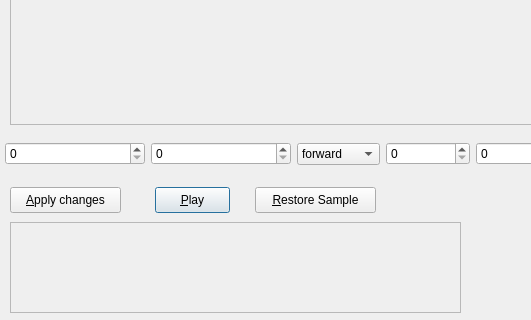
Above: gui/src/SampleEditor/SampleEditor_UI.ui from hydrogen-music/hydrogen before the change; both pictures show x 0 to 531 and y 163 to 483 of the 861 by 483 pixel window. Below: the same form after it.
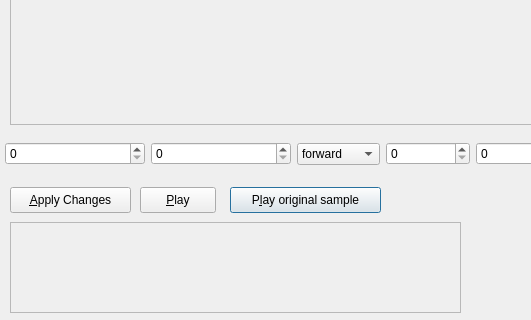
That is the form after the change.

What changed in the file:
```diff
--- a/gui/src/SampleEditor/SampleEditor_UI.ui
+++ b/gui/src/SampleEditor/SampleEditor_UI.ui
@@ -28,43 +28,30 @@
     <enum>QFrame::Raised</enum>
    </property>
   </widget>
-  <widget class="QPushButton" name="PlayPushButton" >
+  <widget class="QPushButton" name="PlayOrigPushButton" >
    <property name="geometry" >
     <rect>
-     <x>155</x>
+     <x>230</x>
      <y>350</y>
-     <width>75</width>
+     <width>151</width>
      <height>26</height>
     </rect>
    </property>
    <property name="text" >
-    <string>&amp;Play</string>
+    <string>P&amp;lay original sample</string>
    </property>
   </widget>
-  <widget class="QPushButton" name="RestoreSamplePushButton" >
-   <property name="geometry" >
-    <rect>
-     <x>255</x>
-     <y>350</y>
-     <width>121</width>
-     <height>26</height>
-    </rect>
-   </property>
-   <property name="text" >
-    <string>&amp;Restore Sample</string>
-   </property>
-  </widget>
-  <widget class="QPushButton" name="ApplyChangesPushButton" >
+  <widget class="QPushButton" name="PrevChangesPushButton" >
    <property name="geometry" >
     <rect>
      <x>10</x>
      <y>350</y>
-     <width>111</width>
+     <width>121</width>
      <height>26</height>
     </rect>
    </property>
    <property name="text" >
-    <string>&amp;Apply changes</string>
+    <string>&amp;Apply Changes</string>
    </property>
   </widget>
   <widget class="QPushButton" name="ClosePushButton" >
@@ -286,6 +273,19 @@
     </item>
    </layout>
   </widget>
+  <widget class="QPushButton" name="PlayPushButton" >
+   <property name="geometry" >
+    <rect>
+     <x>140</x>
+     <y>350</y>
+     <width>76</width>
+     <height>26</height>
+    </rect>
+   </property>
+   <property name="text" >
+    <string>&amp;Play</string>
+   </property>
+  </widget>
  </widget>
  <tabstops>
   <tabstop>StartFrameSpinBox</tabstop>
```
Left out of the diff: 5 changed lines with no effect on the pictures.
